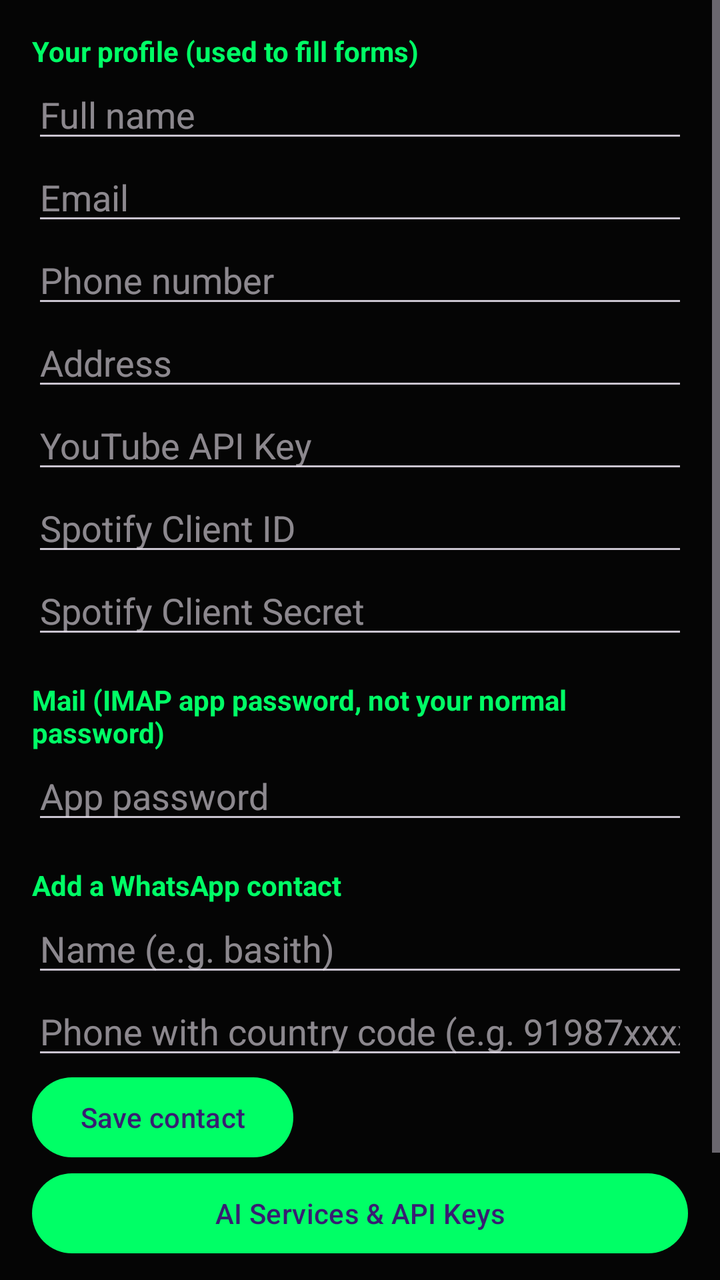
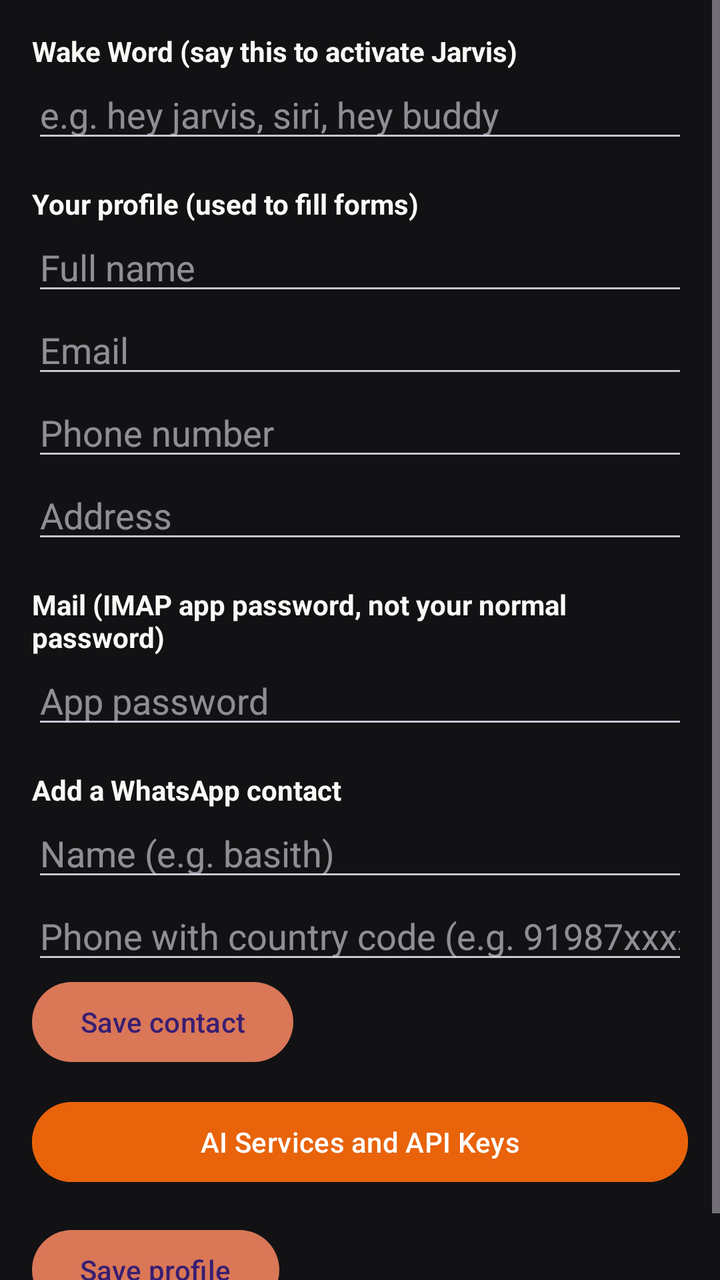

An Android layout rendered at two revisions. The XML below is the earlier revision; the diff shows what the commit changed to produce the second picture.
<!-- AndroidManifest.xml: application theme Theme.Jarvis -->
<!-- res/layout/activity_profile.xml -->
<?xml version="1.0" encoding="utf-8"?>
<ScrollView xmlns:android="http://schemas.android.com/apk/res/android"
    android:layout_width="match_parent"
    android:layout_height="match_parent">

    <LinearLayout
        android:layout_width="match_parent"
        android:layout_height="wrap_content"
        android:orientation="vertical"
        android:padding="16dp">

        <TextView
            android:layout_width="wrap_content"
            android:layout_height="wrap_content"
            android:text="Your profile (used to fill forms)"
            android:textStyle="bold" />

        <EditText android:id="@+id/nameInput" android:hint="Full name"
            android:layout_width="match_parent" android:layout_height="wrap_content" />
        <EditText android:id="@+id/emailInput" android:hint="Email"
            android:inputType="textEmailAddress"
            android:layout_width="match_parent" android:layout_height="wrap_content" />
        <EditText android:id="@+id/phoneInput" android:hint="Phone number"
            android:inputType="phone"
            android:layout_width="match_parent" android:layout_height="wrap_content" />
        <EditText android:id="@+id/addressInput" android:hint="Address"
            android:layout_width="match_parent" android:layout_height="wrap_content" />
         <EditText
    android:id="@+id/youtubeApiKeyInput"
    android:layout_width="match_parent"
    android:layout_height="wrap_content"
    android:hint="YouTube API Key"/>

<EditText
    android:id="@+id/spotifyClientIdInput"
    android:layout_width="match_parent"
    android:layout_height="wrap_content"
    android:hint="Spotify Client ID"/>

<EditText
    android:id="@+id/spotifyClientSecretInput"
    android:layout_width="match_parent"
    android:layout_height="wrap_content"
    android:hint="Spotify Client Secret"/>
        <TextView
            android:layout_width="wrap_content"
            android:layout_height="wrap_content"
            android:layout_marginTop="16dp"
            android:text="Mail (IMAP app password, not your normal password)"
            android:textStyle="bold" />

        <EditText android:id="@+id/mailPasswordInput" android:hint="App password"
            android:inputType="textPassword"
            android:layout_width="match_parent" android:layout_height="wrap_content" />

        <TextView
            android:layout_width="wrap_content"
            android:layout_height="wrap_content"
            android:layout_marginTop="16dp"
            android:text="Add a WhatsApp contact"
            android:textStyle="bold" />

        <EditText android:id="@+id/contactNameInput" android:hint="Name (e.g. basith)"
            android:layout_width="match_parent" android:layout_height="wrap_content" />
        <EditText android:id="@+id/contactPhoneInput" android:hint="Phone with country code (e.g. 91987xxxxxxx)"
            android:inputType="phone"
            android:layout_width="match_parent" android:layout_height="wrap_content" />

        <Button android:id="@+id/saveContactButton" android:text="Save contact"
            android:layout_width="wrap_content" android:layout_height="wrap_content" />
<Button
    android:id="@+id/apiKeysButton"
    android:layout_width="match_parent"
    android:layout_height="wrap_content"
    android:text="AI Services &amp; API Keys"/>
        <Button android:id="@+id/saveProfileButton" android:text="Save profile"
            android:layout_marginTop="16dp"
            android:layout_width="wrap_content" android:layout_height="wrap_content" />

    </LinearLayout>
</ScrollView>
<!-- resources referenced by this layout -->
<resources>
  <style name="Theme.Jarvis" parent="Theme.Material3.Dark.NoActionBar">
          <item name="android:windowBackground">@color/black</item>
          <item name="colorPrimary">@color/green</item>
          <item name="colorSecondary">@color/green</item>
          <item name="android:textColor">@color/green</item>
      </style>
  <color name="black">#050505</color>
  <color name="green">#00FF66</color>
</resources>

<!-- the commit's change to res/layout/activity_profile.xml (unified diff, before → after) -->
@@ -12,6 +12,18 @@
         <TextView
             android:layout_width="wrap_content"
             android:layout_height="wrap_content"
+            android:text="Wake Word (say this to activate Jarvis)"
+            android:textStyle="bold" />
+
+        <EditText android:id="@+id/wakeWordInput" android:hint="e.g. hey jarvis, siri, hey buddy"
+            android:layout_width="match_parent" android:layout_height="wrap_content" />
+
+
+
+        <TextView
+            android:layout_width="wrap_content"
+            android:layout_height="wrap_content"
+            android:layout_marginTop="16dp"
             android:text="Your profile (used to fill forms)"
             android:textStyle="bold" />
 
@@ -25,23 +37,7 @@
             android:layout_width="match_parent" android:layout_height="wrap_content" />
         <EditText android:id="@+id/addressInput" android:hint="Address"
             android:layout_width="match_parent" android:layout_height="wrap_content" />
-         <EditText
-    android:id="@+id/youtubeApiKeyInput"
-    android:layout_width="match_parent"
-    android:layout_height="wrap_content"
-    android:hint="YouTube API Key"/>
 
-<EditText
-    android:id="@+id/spotifyClientIdInput"
-    android:layout_width="match_parent"
-    android:layout_height="wrap_content"
-    android:hint="Spotify Client ID"/>
-
-<EditText
-    android:id="@+id/spotifyClientSecretInput"
-    android:layout_width="match_parent"
-    android:layout_height="wrap_content"
-    android:hint="Spotify Client Secret"/>
         <TextView
             android:layout_width="wrap_content"
             android:layout_height="wrap_content"
@@ -68,11 +64,16 @@
 
         <Button android:id="@+id/saveContactButton" android:text="Save contact"
             android:layout_width="wrap_content" android:layout_height="wrap_content" />
-<Button
-    android:id="@+id/apiKeysButton"
-    android:layout_width="match_parent"
-    android:layout_height="wrap_content"
-    android:text="AI Services &amp; API Keys"/>
+
+        <Button
+            android:id="@+id/apiKeysButton"
+            android:layout_width="match_parent"
+            android:layout_height="wrap_content"
+            android:layout_marginTop="12dp"
+            android:backgroundTint="#E8630A"
+            android:textColor="#FFFFFF"
+            android:text="AI Services and API Keys" />
+
         <Button android:id="@+id/saveProfileButton" android:text="Save profile"
             android:layout_marginTop="16dp"
             android:layout_width="wrap_content" android:layout_height="wrap_content" />
<!-- resource entries referenced after the edit -->
@@ -1,12 +1,16 @@
 <!-- resources referenced by this layout -->
 <resources>
   <style name="Theme.Jarvis" parent="Theme.Material3.Dark.NoActionBar">
-          <item name="android:windowBackground">@color/black</item>
-          <item name="colorPrimary">@color/green</item>
-          <item name="colorSecondary">@color/green</item>
-          <item name="android:textColor">@color/green</item>
+          <item name="android:windowBackground">@color/claude_bg</item>
+          <item name="colorPrimary">@color/claude_coral</item>
+          <item name="colorSecondary">@color/claude_coral_light</item>
+          <item name="android:textColor">@color/text_primary</item>
+          <item name="android:statusBarColor">@color/claude_bg</item>
+          <item name="android:navigationBarColor">@color/claude_bg</item>
       </style>
-  <color name="black">#050505</color>
-  <color name="green">#00FF66</color>
+  <color name="claude_bg">#121214</color>
+  <color name="claude_coral">#D97757</color>
+  <color name="claude_coral_light">#E58A65</color>
+  <color name="text_primary">#FAF9F5</color>
 </resources>
 
